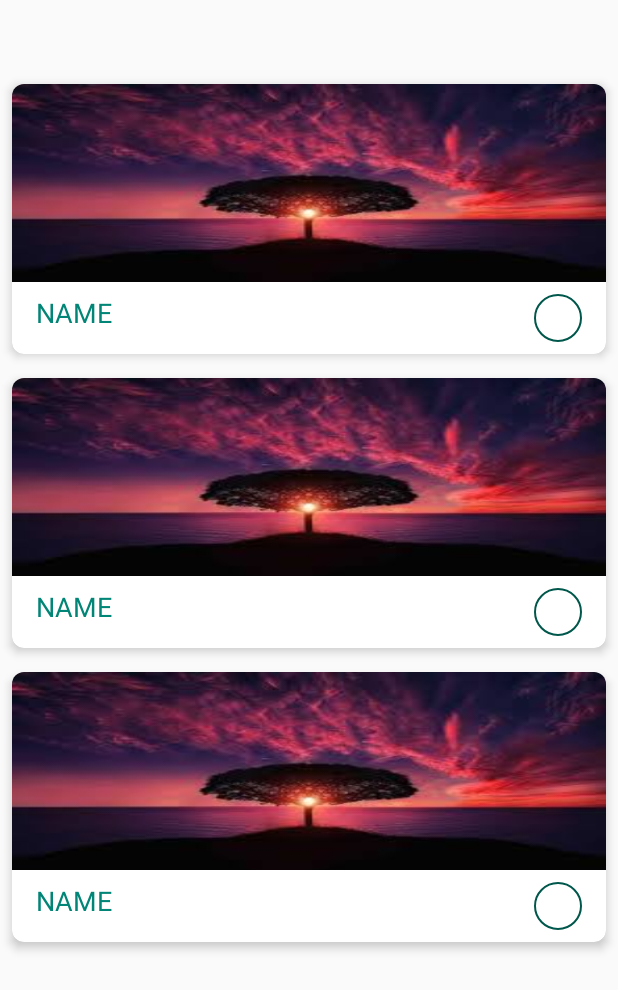
After one commit to sparsh1999/esperAssignment, an Android app: the layout content_main.xml on its own in the app's theme, with its tools: preview values and no code run, on a phone screen of 412 x 824 dp. The commit adds this screen. Shown: the top 990 px of the screen. Run offline under Robolectric (Android 15) with nearby library versions, the phone set to English and light mode, and no system bars.

Commit message:
added UI screen layouts and drawable files

```diff
--- /dev/null
+++ b/app/src/main/res/drawable-v24/circles.xml
@@ -0,0 +1,9 @@
+<?xml version="1.0" encoding="utf-8"?>
+<shape xmlns:android="http://schemas.android.com/apk/res/android"
+    android:shape="oval">
+
+    <stroke
+        android:width="1dp"
+        android:color="@color/colorPrimaryDark"/>
+
+</shape>
--- /dev/null
+++ b/app/src/main/res/drawable-v24/pref_button_selection.xml
@@ -0,0 +1,9 @@
+<?xml version="1.0" encoding="utf-8"?>
+<selector xmlns:android="http://schemas.android.com/apk/res/android">
+
+    <item android:state_activated="true"
+        android:drawable="@drawable/selected1"/>
+
+    <item
+        android:drawable="@drawable/circles" />
+</selector>
--- a/app/src/main/res/layout/activity_main.xml
+++ b/app/src/main/res/layout/activity_main.xml
@@ -1,18 +1,30 @@
 <?xml version="1.0" encoding="utf-8"?>
-<androidx.constraintlayout.widget.ConstraintLayout xmlns:android="http://schemas.android.com/apk/res/android"
+<androidx.coordinatorlayout.widget.CoordinatorLayout xmlns:android="http://schemas.android.com/apk/res/android"
     xmlns:app="http://schemas.android.com/apk/res-auto"
     xmlns:tools="http://schemas.android.com/tools"
     android:layout_width="match_parent"
     android:layout_height="match_parent"
-    tools:context=".MainActivity">
+    tools:context=".Activity.MainActivity"
+    android:id="@+id/layout_home_root">
 
-    <TextView
-        android:layout_width="wrap_content"
+    <com.google.android.material.appbar.AppBarLayout
+        android:layout_width="match_parent"
         android:layout_height="wrap_content"
-        android:text="Hello World!"
-        app:layout_constraintBottom_toBottomOf="parent"
-        app:layout_constraintLeft_toLeftOf="parent"
-        app:layout_constraintRight_toRightOf="parent"
-        app:layout_constraintTop_toTopOf="parent" />
+        android:theme="@style/AppTheme.AppBarOverlay">
 
-</androidx.constraintlayout.widget.ConstraintLayout>
+        <androidx.appcompat.widget.Toolbar
+            android:id="@+id/toolbar_home_screen"
+            android:layout_width="match_parent"
+            android:layout_height="?attr/actionBarSize"
+            android:background="?attr/colorPrimary"
+            app:popupTheme="@style/AppTheme.PopupOverlay">
+
+        </androidx.appcompat.widget.Toolbar>
+
+    </com.google.android.material.appbar.AppBarLayout>
+
+    <include layout="@layout/content_main"
+        android:layout_height="match_parent"
+        android:layout_width="match_parent"/>
+
+</androidx.coordinatorlayout.widget.CoordinatorLayout>
--- /dev/null
+++ b/app/src/main/res/layout/content_main.xml
@@ -0,0 +1,27 @@
+<?xml version="1.0" encoding="utf-8"?>
+<LinearLayout xmlns:android="http://schemas.android.com/apk/res/android"
+    xmlns:app="http://schemas.android.com/apk/res-auto"
+    xmlns:tools="http://schemas.android.com/tools"
+    android:layout_width="match_parent"
+    android:layout_height="match_parent"
+    android:orientation="vertical"
+    tools:context=".Activity.MainActivity">
+
+    <com.google.android.material.tabs.TabLayout
+        android:id="@+id/featureTabs"
+        android:layout_width="match_parent"
+        android:layout_height="wrap_content"
+        app:tabMode="scrollable"
+        app:tabGravity="fill">
+
+    </com.google.android.material.tabs.TabLayout>
+
+    <androidx.recyclerview.widget.RecyclerView
+        android:id="@+id/recyclerView"
+        android:layout_width="match_parent"
+        android:layout_height="match_parent"
+        tools:listitem="@layout/feature_layout">
+
+    </androidx.recyclerview.widget.RecyclerView>
+
+</LinearLayout>
--- /dev/null
+++ b/app/src/main/res/layout/dialog_options.xml
@@ -0,0 +1,6 @@
+<?xml version="1.0" encoding="utf-8"?>
+<LinearLayout xmlns:android="http://schemas.android.com/apk/res/android"
+    android:orientation="vertical" android:layout_width="match_parent"
+    android:layout_height="match_parent">
+
+</LinearLayout>
--- /dev/null
+++ b/app/src/main/res/layout/feature_layout.xml
@@ -0,0 +1,66 @@
+<?xml version="1.0" encoding="utf-8"?>
+<androidx.cardview.widget.CardView xmlns:android="http://schemas.android.com/apk/res/android"
+    xmlns:app="http://schemas.android.com/apk/res-auto"
+    android:layout_width="match_parent"
+    android:layout_height="180dp"
+    android:layout_margin="8dp"
+    android:id="@+id/generic_card_view"
+    app:cardCornerRadius="8dp"
+    app:cardElevation="4dp">
+
+    <RelativeLayout
+        android:layout_width="match_parent"
+        android:layout_height="match_parent"
+        android:orientation="vertical">
+
+        <ImageView
+            android:id="@+id/generic_card_image"
+            android:layout_width="match_parent"
+            android:layout_height="match_parent"
+            android:scaleType="fitXY"
+            app:srcCompat="@drawable/nature"
+            android:layout_above="@+id/generic_card_detail_viewholder"/>
+
+
+        <RelativeLayout
+            android:visibility="visible"
+            android:layout_width="match_parent"
+            android:layout_height="wrap_content"
+            android:layout_marginStart="8dp"
+            android:layout_marginTop="8dp"
+            android:layout_marginEnd="16dp"
+            android:layout_marginBottom="8dp"
+            android:id="@+id/generic_card_detail_viewholder"
+            android:layout_alignParentBottom="true"
+            >
+
+            <LinearLayout
+                android:layout_width="wrap_content"
+                android:layout_height="wrap_content"
+                android:layout_alignParentStart="true"
+                android:layout_toStartOf="@+id/generic_card_select_img"
+                android:orientation="vertical"
+                android:layout_marginStart="8dp"
+                android:layout_marginEnd="8dp">
+
+                <TextView
+                    android:id="@+id/generic_card_supertitle"
+                    android:layout_width="match_parent"
+                    android:layout_height="wrap_content"
+                    android:text="NAME"
+                    android:textAppearance="@style/TextAppearance.AppCompat.Medium"
+                    android:textColor="@color/colorPrimary" />
+
+            </LinearLayout>
+
+            <ImageView
+                android:id="@+id/generic_card_select_img"
+                android:layout_width="32dp"
+                android:layout_height="32dp"
+                android:layout_alignParentEnd="true"
+                android:layout_centerInParent="true"
+                android:background="@drawable/pref_button_selection" />
+
+        </RelativeLayout>
+    </RelativeLayout>
+</androidx.cardview.widget.CardView>
```
Also changed, not shown: app/src/main/java/com/example/esperassisgnment/Activity/MainActivity.java (renamed from app/src/main/java/com/example/esperassisgnment/MainActivity.java), app/src/main/res/drawable-v24/nature.jpeg (added), app/src/main/res/drawable-v24/selected1.png (added).
